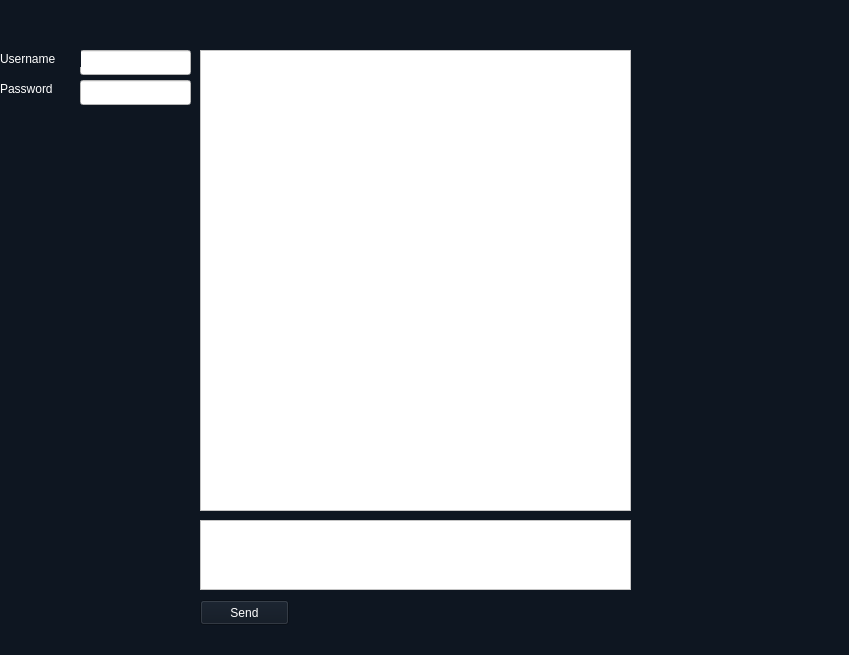
First picture: the form in desktop/messenger.ui, repository PopckovS/python_messenger, before the edit.
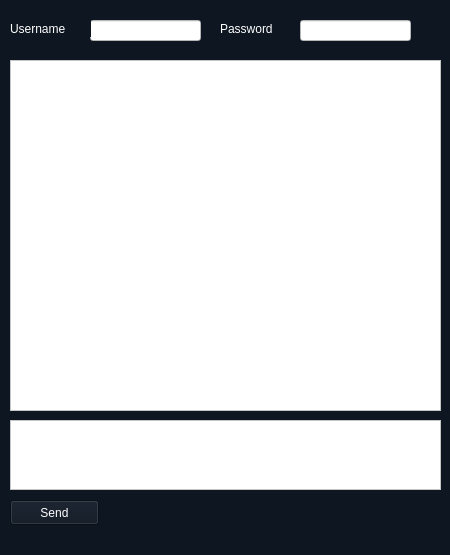
Second picture: the form after the edit.

```diff
--- a/desktop/messenger.ui
+++ b/desktop/messenger.ui
@@ -6,8 +6,8 @@
    <rect>
     <x>0</x>
     <y>0</y>
-    <width>849</width>
-    <height>655</height>
+    <width>450</width>
+    <height>555</height>
    </rect>
   </property>
   <property name="windowTitle">
@@ -20,10 +20,10 @@
    <widget class="QTextBrowser" name="textBrowser">
     <property name="geometry">
      <rect>
-      <x>200</x>
-      <y>50</y>
+      <x>10</x>
+      <y>60</y>
       <width>431</width>
-      <height>461</height>
+      <height>351</height>
      </rect>
     </property>
     <property name="styleSheet">
@@ -33,8 +33,8 @@
    <widget class="QTextEdit" name="textEdit">
     <property name="geometry">
      <rect>
-      <x>200</x>
-      <y>520</y>
+      <x>10</x>
+      <y>420</y>
       <width>431</width>
       <height>70</height>
      </rect>
@@ -46,8 +46,8 @@
    <widget class="QPushButton" name="pushButton">
     <property name="geometry">
      <rect>
-      <x>200</x>
-      <y>600</y>
+      <x>10</x>
+      <y>500</y>
       <width>89</width>
       <height>25</height>
      </rect>
@@ -62,10 +62,10 @@
    <widget class="QLineEdit" name="lineEdit">
     <property name="geometry">
      <rect>
-      <x>80</x>
-      <y>50</y>
+      <x>90</x>
+      <y>20</y>
       <width>111</width>
-      <height>25</height>
+      <height>21</height>
      </rect>
     </property>
     <property name="styleSheet">
@@ -75,8 +75,8 @@
    <widget class="QLabel" name="label_2">
     <property name="geometry">
      <rect>
-      <x>0</x>
-      <y>50</y>
+      <x>10</x>
+      <y>20</y>
       <width>81</width>
       <height>17</height>
      </rect>
@@ -91,8 +91,8 @@
    <widget class="QLabel" name="label_3">
     <property name="geometry">
      <rect>
-      <x>0</x>
-      <y>80</y>
+      <x>220</x>
+      <y>20</y>
       <width>71</width>
       <height>17</height>
      </rect>
@@ -107,10 +107,10 @@
    <widget class="QLineEdit" name="lineEdit_2">
     <property name="geometry">
      <rect>
-      <x>80</x>
-      <y>80</y>
+      <x>300</x>
+      <y>20</y>
       <width>111</width>
-      <height>25</height>
+      <height>21</height>
      </rect>
     </property>
     <property name="styleSheet">
```
Left out of the diff: 6 changed lines with no effect on the pictures.
